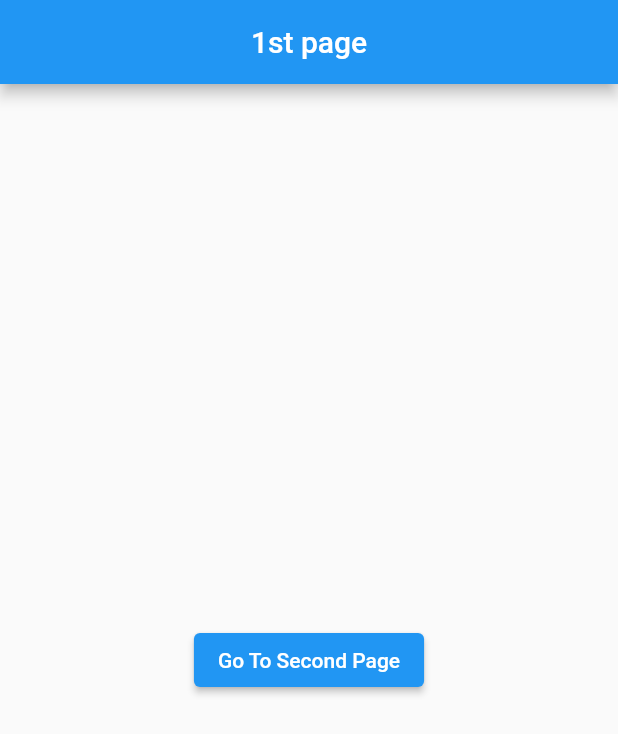
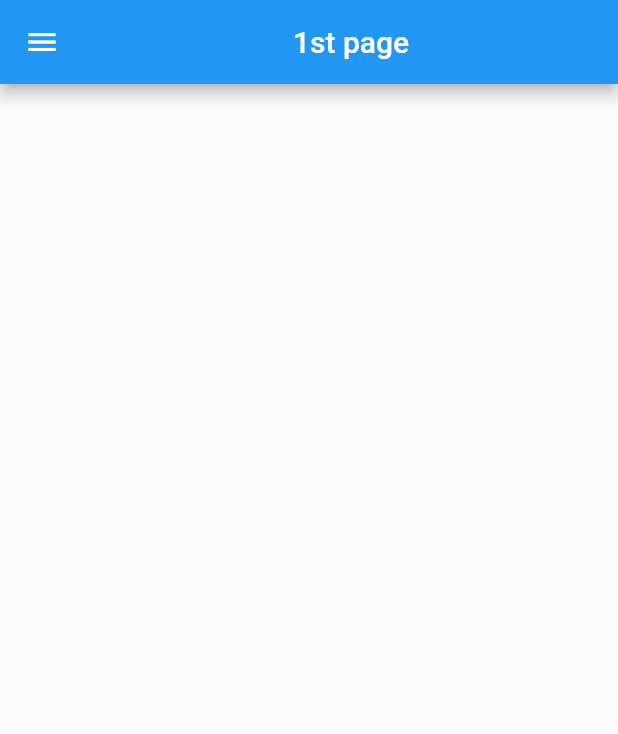
Before and after one commit to GiftChrisJava/todo_app, a Flutter app: the screen it shows after launch, on a phone screen of 412 x 824 dp. Shown: the top 734 px of the screen. Run offline on Flutter 3.47's test engine with Material 2 defaults, Android fonts, the phone set to English and light mode, and no system bars.

```diff
--- a/lib/main.dart
+++ b/lib/main.dart
@@ -2,7 +2,8 @@
 
 import 'package:flutter/material.dart';
 import 'package:todoapp1/pages/first_page.dart';
-import 'package:todoapp1/pages/second_page.dart';
+import 'package:todoapp1/pages/homepage.dart';
+import 'package:todoapp1/pages/settingspage.dart';
 
 void main() {
   runApp(const MyApp());
@@ -17,8 +18,8 @@ class MyApp extends StatelessWidget {
       debugShowCheckedModeBanner: false, // remove the debug bunner
       home: FirstPage(),
       routes: {
-        '/fistpage': (context) => FirstPage(),
-        '/secondpage': (context) => SecondPage(),
+        '/homepage': (context) => Homepage(),
+        '/settings': (context) => Settingspage(),
       },
     );
   }
--- a/lib/pages/first_page.dart
+++ b/lib/pages/first_page.dart
@@ -1,7 +1,6 @@
-// ignore_for_file: prefer_const_constructors
+// ignore_for_file: prefer_const_constructors, prefer_const_literals_to_create_immutables
 
 import 'package:flutter/material.dart';
-import 'package:todoapp1/pages/second_page.dart';
 
 class FirstPage extends StatelessWidget {
   const FirstPage({Key? key}) : super(key: key);
@@ -16,13 +15,36 @@ class FirstPage extends StatelessWidget {
       ),
 
       // create the body
-      body: Center(
-        child: ElevatedButton(
-          child: Text("Go To Second Page"),
-          onPressed: () {
-            // naviage to second page
-            Navigator.pushNamed(context, '/secondpage');
-          },
+      drawer: Drawer(
+        backgroundColor: Colors.deepPurple[100],
+        child: Column(
+          children: [
+            DrawerHeader(
+                child: Icon(
+              Icons.favorite,
+              size: 48,
+            )),
+
+            // home page list tile
+            ListTile(
+              leading: Icon(Icons.home),
+              title: Text("H O M E"),
+              onTap: () {
+                Navigator.pop(context);
+                //GO  to homw page
+                Navigator.pushNamed(context, "/homepage");
+              },
+            ),
+
+            ListTile(
+              leading: Icon(Icons.settings),
+              title: Text("S E T T I N G S"),
+              onTap: () {
+                //GO  to homw page
+                Navigator.pushNamed(context, "/settingspage");
+              },
+            ),
+          ],
         ),
       ),
     );
--- a/lib/pages/second_page.dart
+++ b/lib/pages/homepage.dart
@@ -2,13 +2,13 @@
 
 import 'package:flutter/material.dart';
 
-class SecondPage extends StatelessWidget {
-  const SecondPage({Key? key}) : super(key: key);
+class Homepage extends StatelessWidget {
+  const Homepage({Key? key}) : super(key: key);
 
   @override
   Widget build(BuildContext context) {
     return Scaffold(
-      appBar: AppBar(title: Text("2nd Page")),
+      appBar: AppBar(title: Text("Home Page")),
     );
   }
 }
```
Also changed, not shown: lib/pages/settingspage.dart (added, +14 -0 lines).
